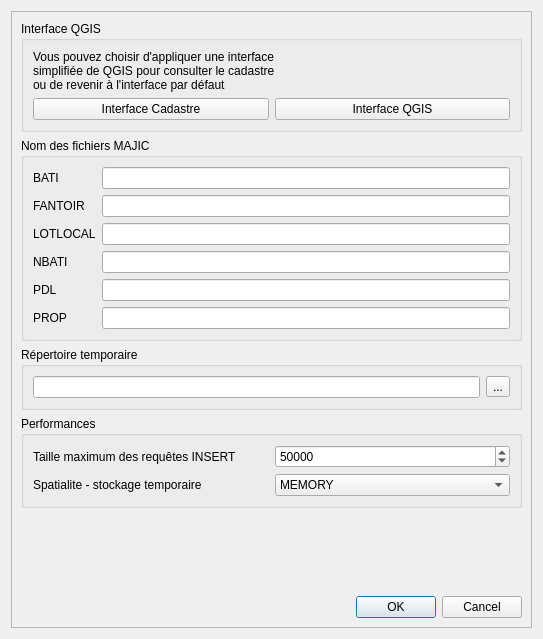
3liz/QgisCadastrePlugin, file forms/cadastre_option_form.ui: the form before one commit.
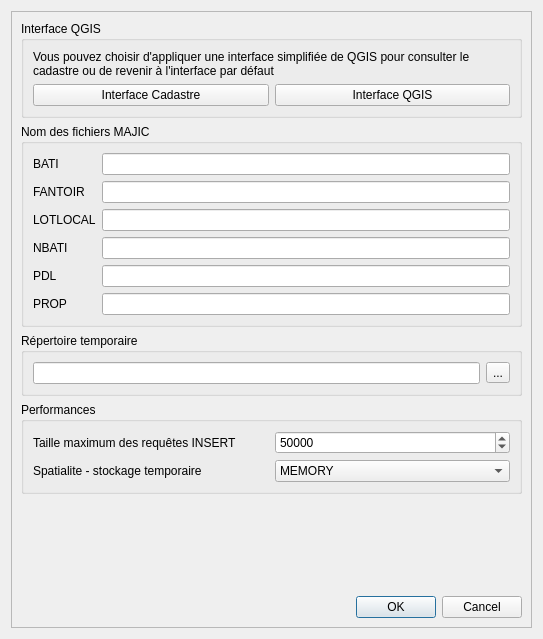
The form after the commit. Icons and pictures are not drawn.

```diff
--- a/forms/cadastre_option_form.ui
+++ b/forms/cadastre_option_form.ui
@@ -38,9 +38,10 @@
           <item>
            <widget class="QLabel" name="label_13">
             <property name="text">
-             <string>Vous pouvez choisir d'appliquer une interface
-simplifiée de QGIS pour consulter le cadastre
-ou de revenir à l'interface par défaut</string>
+             <string>Vous pouvez choisir d'appliquer une interface simplifiée de QGIS pour consulter le cadastre ou de revenir à l'interface par défaut</string>
+            </property>
+            <property name="wordWrap">
+             <bool>true</bool>
             </property>
            </widget>
           </item>
```
